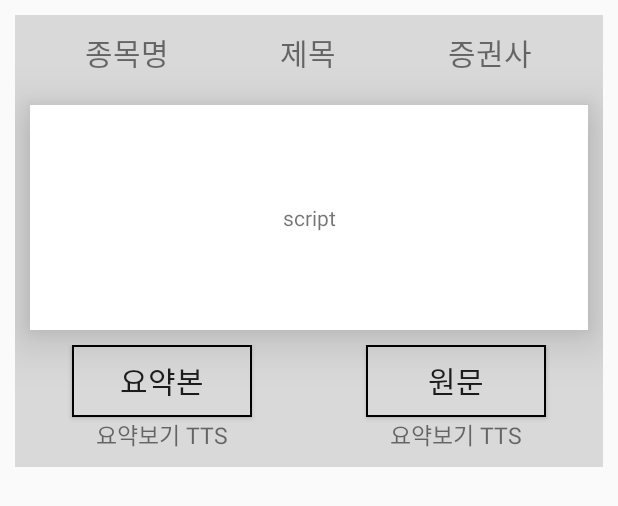
After one commit to GachonCapstoneTeam/TTS_JAVA, an Android app: the layout itembox.xml on its own in the app's theme, with its tools: preview values and no code run, on a phone screen of 412 x 824 dp. The commit adds this screen. Shown: the top 506 px of the screen. Run offline under Robolectric (Android 15) with nearby library versions, the phone set to English and light mode, and no system bars.

Commit message:
메인페이지입니다. 리사이클러 뷰를 사용해서 리포트 정보를 담은 itemview를 생성하게 해놨습니다. 스크롤 가능

```diff
--- /dev/null
+++ b/app/src/main/res/drawable/button.xml
@@ -0,0 +1,14 @@
+<?xml version="1.0" encoding="utf-8"?>
+<shape xmlns:tools="http://schemas.android.com/tools"
+    xmlns:android="http://schemas.android.com/apk/res/android"
+    tools:ignore="ExtraText">
+
+    <solid android:color="#D9D9D9"/> <!--배경색-->
+
+    <stroke
+        android:width="1dp"
+        android:color="#000000"/> <!--테두리 색-->
+
+
+
+</shape>
--- /dev/null
+++ b/app/src/main/res/layout/itembox.xml
@@ -0,0 +1,122 @@
+<?xml version="1.0" encoding="utf-8"?>
+<LinearLayout xmlns:android="http://schemas.android.com/apk/res/android"
+    xmlns:tools="http://schemas.android.com/tools"
+    android:layout_width="match_parent"
+    android:layout_height="wrap_content"
+    android:layout_margin="10dp"
+    android:background="#D9D9D9"
+    android:orientation="vertical">
+
+    <LinearLayout
+        android:id="@+id/title"
+        android:layout_width="match_parent"
+        android:layout_height="wrap_content"
+        android:background="#D9D9D9"
+        android:gravity="center"
+        android:orientation="horizontal"
+        android:padding="10sp">
+
+        <TextView
+            android:id="@+id/stockName"
+            android:layout_width="wrap_content"
+            android:layout_height="wrap_content"
+            android:layout_marginLeft="10sp"
+            android:layout_marginRight="10sp"
+            android:layout_weight="1"
+            android:gravity="center"
+            android:text="종목명"
+            android:textSize="20sp" />
+
+        <TextView
+            android:id="@+id/stockTitle"
+            android:layout_width="wrap_content"
+            android:layout_height="wrap_content"
+            android:layout_marginLeft="10sp"
+            android:layout_marginRight="10sp"
+            android:layout_toRightOf="@id/stockName"
+            android:layout_weight="1"
+            android:gravity="center"
+            android:text="제목"
+            android:textSize="20sp" />
+
+        <TextView
+            android:id="@+id/bank"
+            android:layout_width="wrap_content"
+            android:layout_height="wrap_content"
+            android:layout_marginLeft="10sp"
+            android:layout_marginRight="10sp"
+            android:layout_toRightOf="@id/stockTitle"
+            android:layout_weight="1"
+            android:gravity="center"
+            android:text="증권사"
+            android:textSize="20sp" />
+    </LinearLayout>
+
+    <TextView
+        android:id="@+id/script"
+        android:layout_width="match_parent"
+        android:layout_height="150dp"
+        android:layout_margin="10dp"
+        android:background="#ffffff"
+        android:elevation="20dp"
+        android:gravity="center"
+        android:text="script" />
+
+    <LinearLayout
+        android:layout_width="match_parent"
+        android:layout_height="wrap_content"
+        android:layout_gravity="center"
+        android:layout_marginBottom="10dp"
+        android:orientation="horizontal">
+
+        <LinearLayout
+            android:layout_width="match_parent"
+            android:layout_height="wrap_content"
+            android:layout_weight="1"
+            android:gravity="center"
+            android:orientation="vertical">
+
+            <Button
+                android:layout_width="120dp"
+                android:layout_height="wrap_content"
+                android:background="@drawable/button"
+                android:elevation="30dp"
+                android:gravity="center"
+                android:text="요약본"
+                android:textSize="20sp" />
+
+            <TextView
+                android:layout_width="wrap_content"
+                android:layout_height="wrap_content"
+                android:gravity="center"
+                android:text="요약보기 TTS"
+                android:textSize="15sp" />
+        </LinearLayout>
+
+        <LinearLayout
+            android:layout_width="match_parent"
+            android:layout_height="wrap_content"
+            android:layout_weight="1"
+            android:gravity="center"
+            android:orientation="vertical">
+
+            <Button
+                android:layout_width="120dp"
+                android:layout_height="wrap_content"
+                android:background="@drawable/button"
+                android:elevation="30dp"
+                android:gravity="center"
+                android:text="원문"
+                android:textSize="20sp" />
+
+            <TextView
+                android:layout_width="wrap_content"
+                android:layout_height="wrap_content"
+                android:gravity="center"
+                android:text="요약보기 TTS"
+                android:textSize="15sp" />
+        </LinearLayout>
+    </LinearLayout>
+
+
+</LinearLayout>
--- a/app/src/main/res/values/themes.xml
+++ b/app/src/main/res/values/themes.xml
@@ -1,6 +1,6 @@
 <resources xmlns:tools="http://schemas.android.com/tools">
     <!-- Base application theme. -->
-    <style name="Base.Theme.MyApplication" parent="Theme.Material3.DayNight.NoActionBar">
+    <style name="Base.Theme.MyApplication" parent="Theme.AppCompat.DayNight.NoActionBar">
         <!-- Customize your light theme here. -->
         <!-- <item name="colorPrimary">@color/my_light_primary</item> -->
     </style>
```
Also changed, not shown: app/src/main/java/com/example/myapplication/MainPage.java (added, +33 -0 lines), app/src/main/java/com/example/myapplication/adapter/ReportAdapter.java (added, +58 -0 lines), app/src/main/java/com/example/myapplication/data/Report.java (added, +31 -0 lines), app/src/main/res/layout/mainpage.xml (added, +33 -0 lines), gradle/wrapper/gradle-wrapper.properties.
